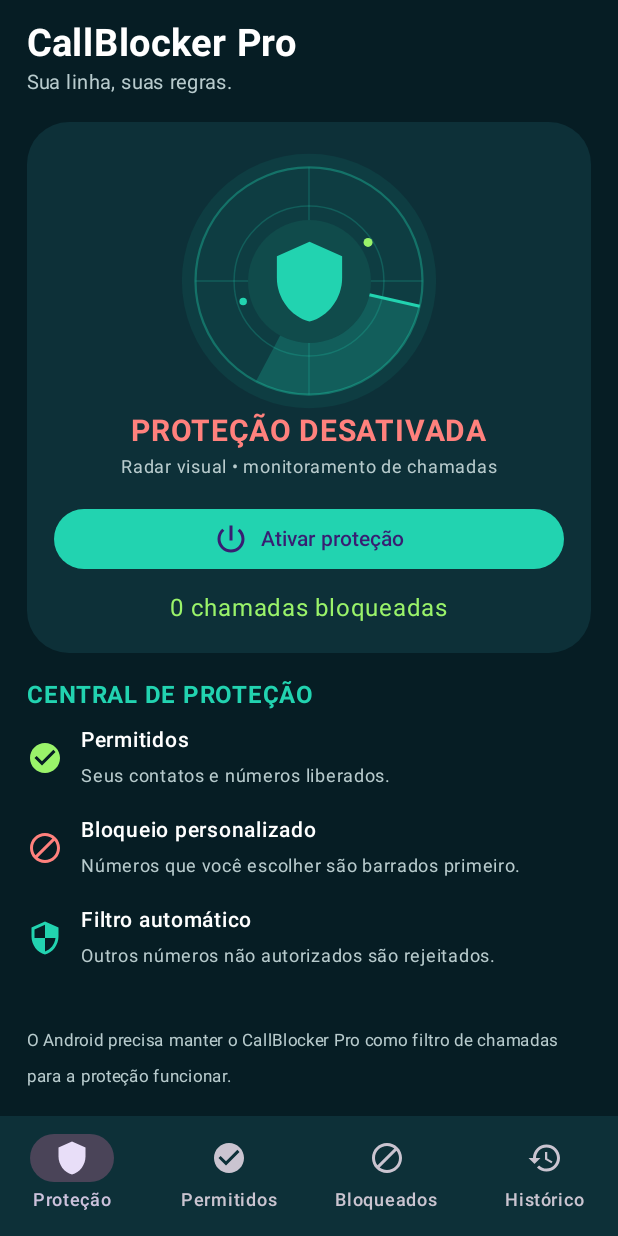
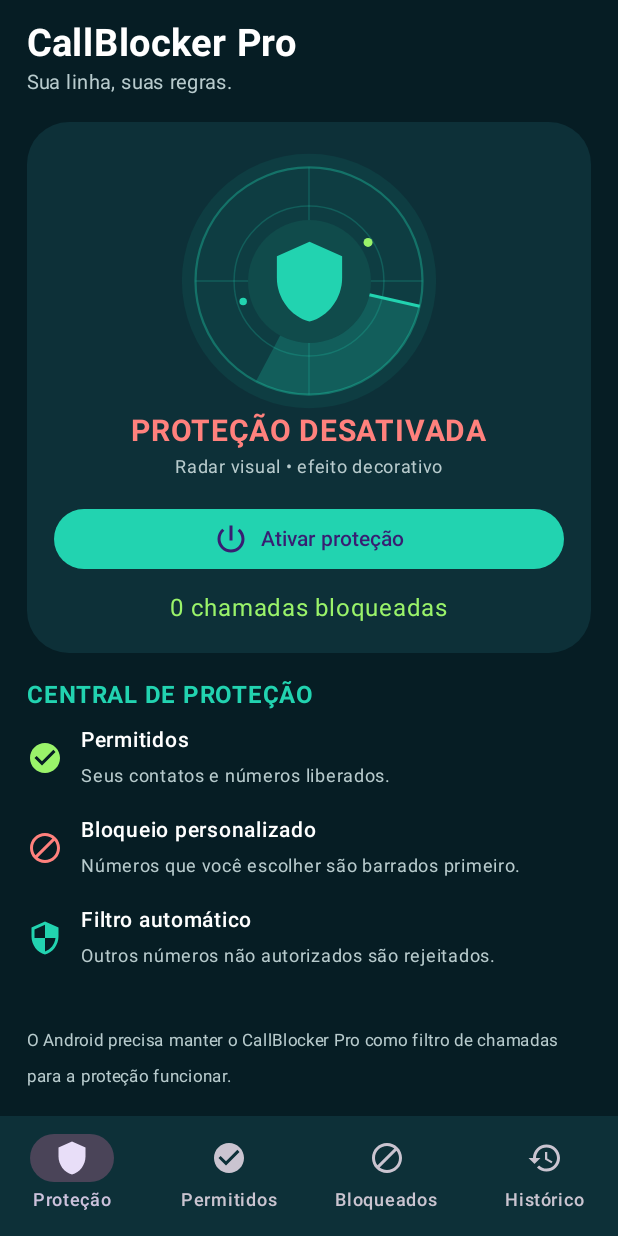
Before and after one commit to XFLUX2026/CallBlocker-Pro, an Android app built with Jetpack Compose: the screen it shows after launch (MainActivity), on a phone screen of 412 x 824 dp. Run offline under Robolectric (Android 15) with nearby library versions, the phone set to English and light mode, and no system bars; our stand-ins replace Room's generated code.

Commit message:
Deixa claro que o radar é apenas visual

```diff
--- a/CallBlocker-Pro/app/src/main/java/com/xflux/callblocker/MainActivity.kt
+++ b/CallBlocker-Pro/app/src/main/java/com/xflux/callblocker/MainActivity.kt
@@ -101,7 +101,7 @@ class MainActivity : ComponentActivity() {
                                     RadarShield(Modifier.size(176.dp))
                                     Text(if (active) "PROTEÇÃO ATIVA" else "PROTEÇÃO DESATIVADA",
                                         color = if (active) Mint else Danger, fontWeight = FontWeight.Bold, fontSize = 20.sp)
-                                    Text("Radar visual • monitoramento de chamadas", color = Muted, fontSize = 12.sp)
+                                    Text("Radar visual • efeito decorativo", color = Muted, fontSize = 12.sp)
                                     Spacer(Modifier.height(12.dp))
                                     Button(onClick = {
                                         if (!active) roleLauncher.launch(roleManager.createRequestRoleIntent(RoleManager.ROLE_CALL_SCREENING))
```
